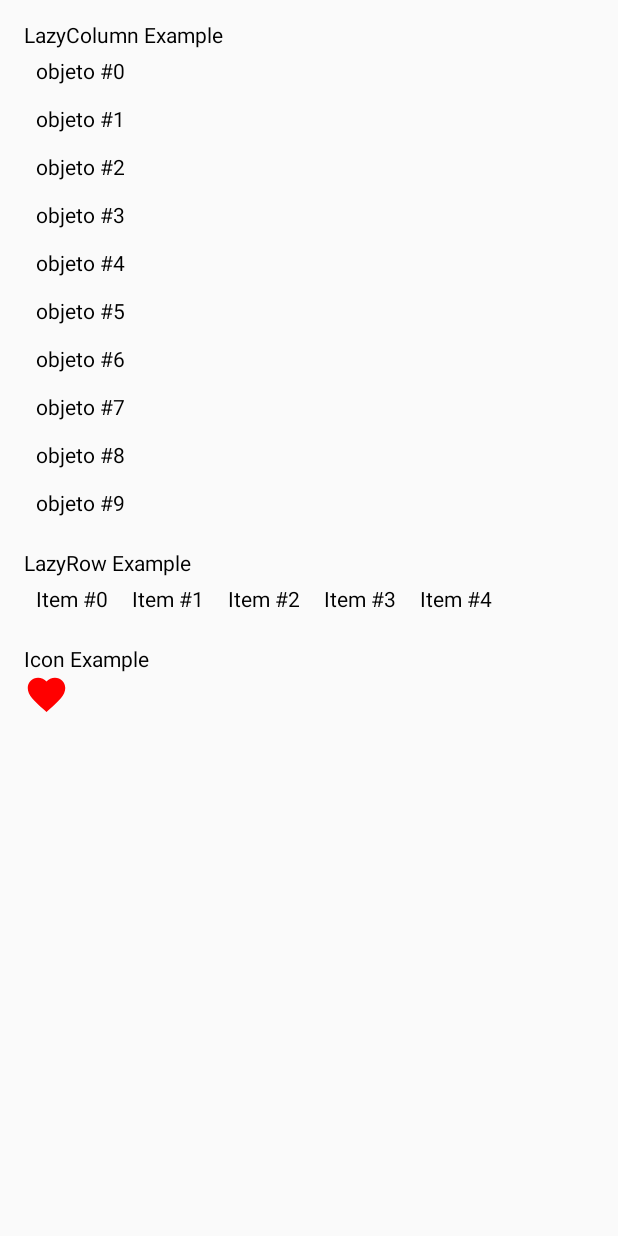
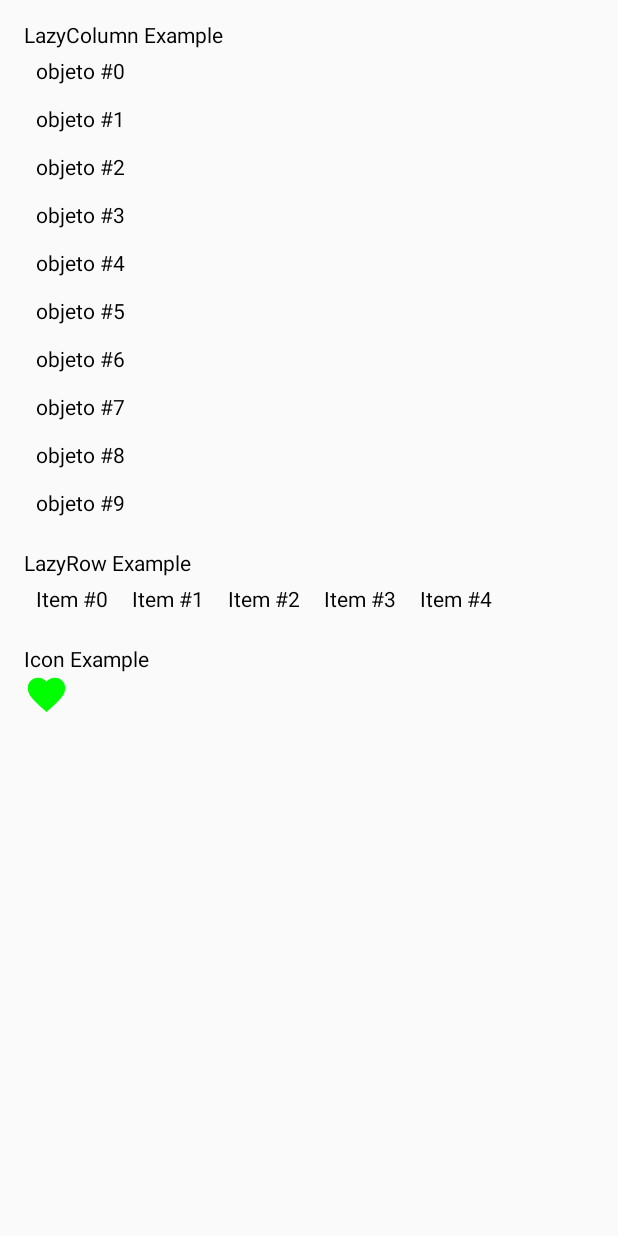
Before and after one commit to ZBarreda-tecsup/Lab04, an Android app built with Jetpack Compose: the screen it shows after launch (MainActivity), on a phone screen of 412 x 824 dp. Run offline under Robolectric (Android 15) with nearby library versions, the phone set to English and light mode, and no system bars.

Commit message:
git commit -m "Modificacion de linea 2"

```diff
--- a/app/src/main/java/com/example/moviecontrol/MainActivity.kt
+++ b/app/src/main/java/com/example/moviecontrol/MainActivity.kt
@@ -66,7 +66,7 @@ fun MyIcon() {
     Icon(
         imageVector = Icons.Filled.Favorite, // Icono de teléfono
         contentDescription = "Phone Icon",
-        tint = Color.Red,
+        tint = Color.Green,
         modifier = Modifier.size(30.dp)
     )
 }
```
